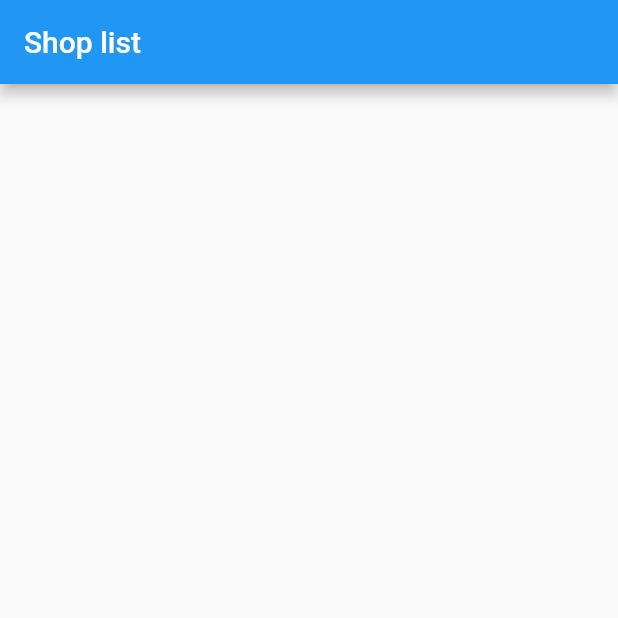
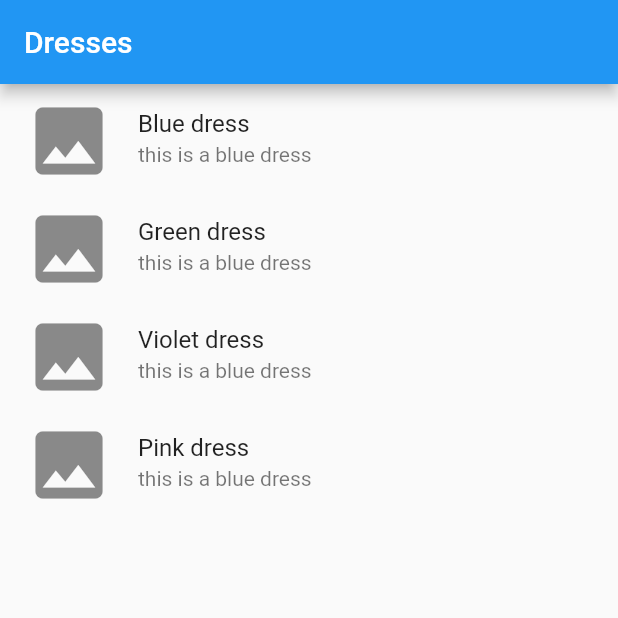
Before and after one commit to alexboateng/mest_shopper_app, a Flutter app: the screen it shows after launch, on a phone screen of 412 x 824 dp, the top half of it. Run offline on Flutter 3.47's test engine with Material 2 defaults, Android fonts, the light colour scheme and no system bars.

Commit message:
list items

```diff
--- a/lib/dresses_page.dart
+++ b/lib/dresses_page.dart
@@ -1,16 +1,43 @@
 import 'package:flutter/material.dart';
-import 'package:mest_shopper_app/homepage.dart';
+import 'package:mest_shopper_app/model/dress.dart';
+// class Dress {
+//   final String name;
+//   final String description;
+//   final String price;
+//   final String imageName;
+
+//   Dress(this.name, this.description, this.price, this.imageName);
+// }
 
 class DressesPage extends StatelessWidget {
-  const DressesPage({Key? key}) : super(key: key);
+  DressesPage({Key? key}) : super(key: key);
+  final List<Dress> dresses = [
+    Dress("Blue dress", "this is a blue dress", "NGN 100", "image name"),
+    Dress("Green dress", "this is a blue dress", "NGN 100", "image name"),
+    Dress("Violet dress", "this is a blue dress", "NGN 100", "image name"),
+    Dress("Pink dress", "this is a blue dress", "NGN 100", "image name")
+  ];
 
   // This widget is the root of your application.
   @override
   Widget build(BuildContext context) {
     return Scaffold(
       appBar: AppBar(
-        title: Text("Shop list"),
+        title: const Text("Dresses"),
       ),
+      body: ListView.builder(
+          itemCount: dresses.length,
+          itemBuilder: (BuildContext context, int pos) {
+            Dress item = dresses[pos];
+            return ListTile(
+              leading: Icon(
+                Icons.image,
+                size: 60,
+              ),
+              subtitle: Text(item.description),
+              title: Text(item.name),
+            );
+          }),
     );
   }
 }
--- /dev/null
+++ b/lib/model/dress.dart
@@ -0,0 +1,8 @@
+class Dress {
+  final String name;
+  final String description;
+  final String price;
+  final String imageName;
+
+  Dress(this.name, this.description, this.price, this.imageName);
+}
--- a/lib/my_app.dart
+++ b/lib/my_app.dart
@@ -12,7 +12,7 @@ class MyApp extends StatelessWidget {
       theme: ThemeData(
         primarySwatch: Colors.blue,
       ),
-      home: const DressesPage(),
+      home: DressesPage(),
     );
   }
 }
```
